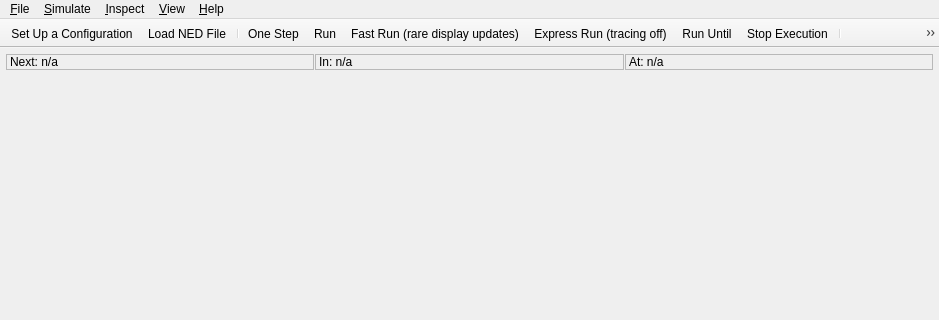
omnetpp/omnetpp, file src/qtenv/mainwindow.ui: the form before one commit; both pictures show x 0 to 939 and y 0 to 320 of the 939 by 673 pixel window.
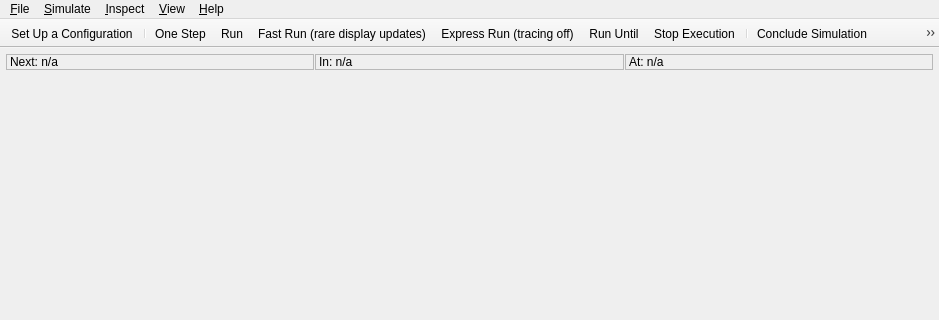
The form after the commit. Icons and pictures are not drawn.

Commit message: qtenv: Main toolbar: Remove the "Load NED file..." action

Patch:
```diff
--- a/src/qtenv/mainwindow.ui
+++ b/src/qtenv/mainwindow.ui
@@ -401,7 +401,6 @@
     <bool>false</bool>
    </attribute>
    <addaction name="actionSetUpConfiguration"/>
-   <addaction name="actionLoadNedFile"/>
    <addaction name="separator"/>
    <addaction name="actionOneStep"/>
    <addaction name="actionRun"/>
```
